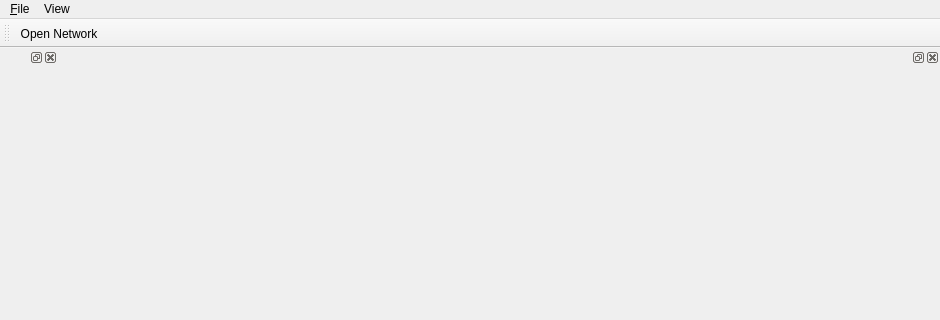
The window that src/qdtnet/mainwindow.ui (baubie/dtnet) describes before a commit, drawn with Qt 5; both pictures show x 0 to 940 and y 0 to 320 of the 940 by 719 pixel window.
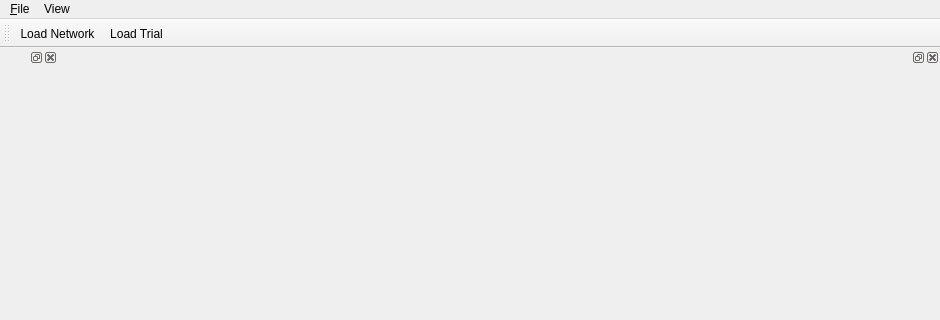
The same window after the commit.

Commit message: Load trial event

Patch:
```diff
--- a/src/qdtnet/mainwindow.ui
+++ b/src/qdtnet/mainwindow.ui
@@ -61,6 +61,7 @@
     <bool>false</bool>
    </attribute>
    <addaction name="actionOpen_Network"/>
+   <addaction name="actionOpen_Trial"/>
   </widget>
   <widget class="QStatusBar" name="statusBar"/>
   <widget class="QDockWidget" name="dockProperties">
@@ -80,7 +81,12 @@
   </widget>
   <action name="actionOpen_Network">
    <property name="text">
-    <string>Open Network</string>
+    <string>Load Network</string>
+   </property>
+  </action>
+  <action name="actionOpen_Trial">
+   <property name="text">
+    <string>Load Trial</string>
    </property>
   </action>
   <action name="actionQuit">
```
Left out of the diff: 1 changed line with no effect on the pictures. The commit also changes 3 other files.
